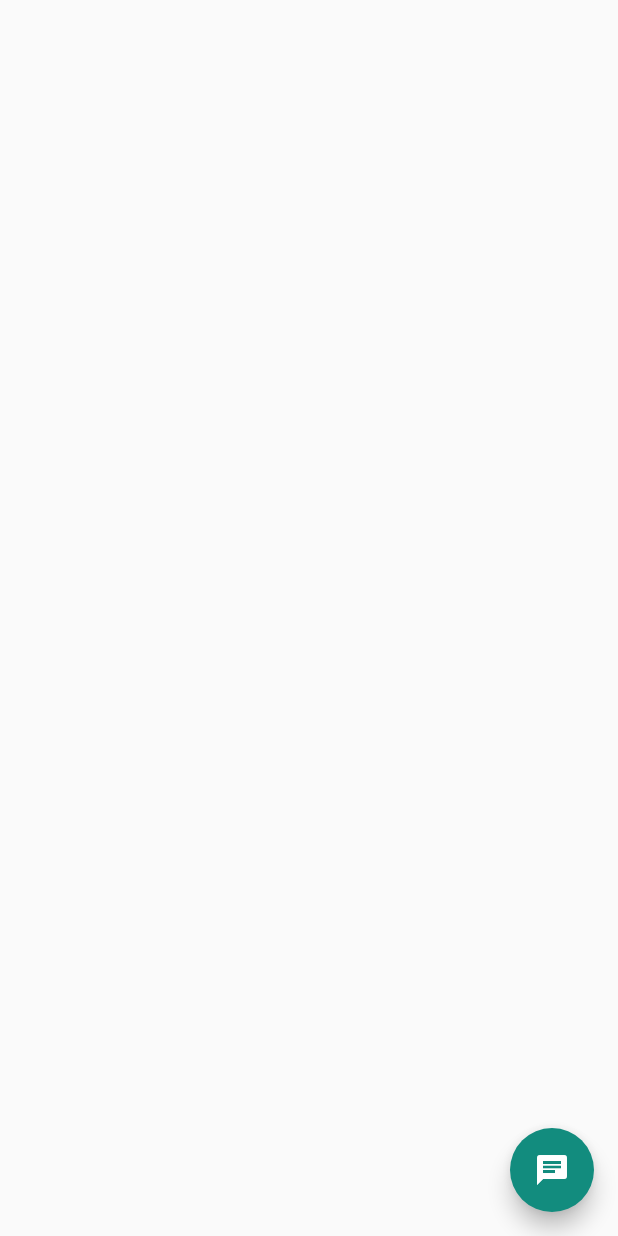
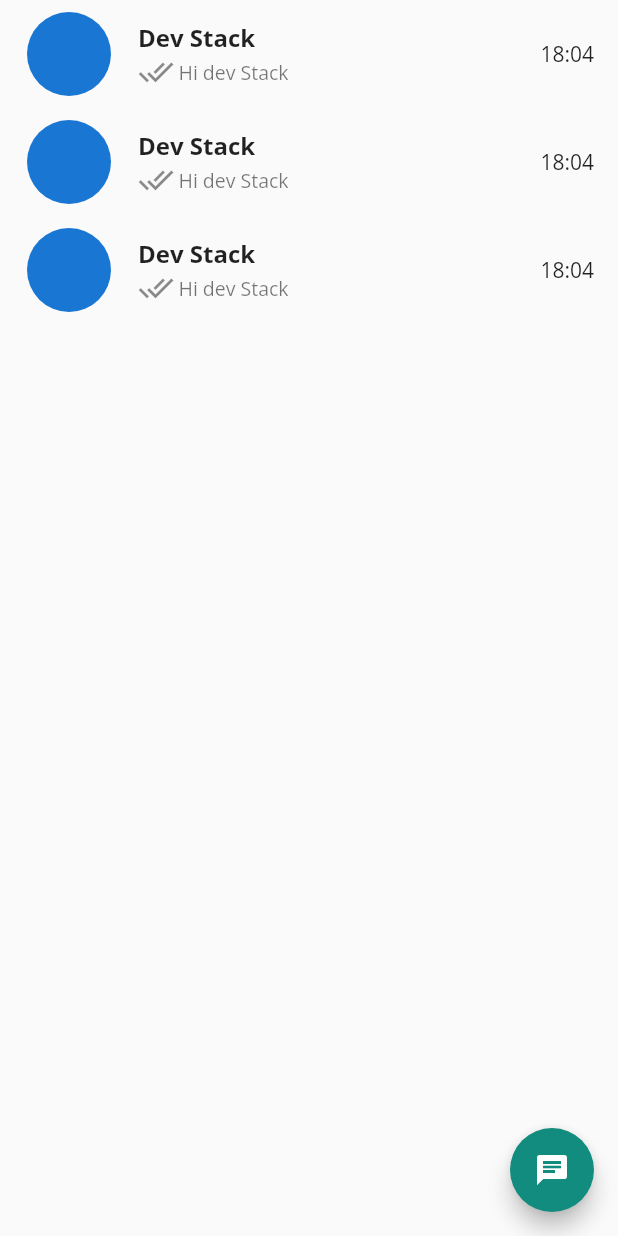
Before and after one commit to NimeshPiyumantha/Flutter_Chat_App, a Flutter app: the ChatPage screen opened directly, on a phone screen of 412 x 824 dp. Run offline on Flutter 3.47's test engine with Material 2 defaults, Android fonts, the phone set to English and light mode, and no system bars.

Commit message:
Add CustomCard

```diff
--- /dev/null
+++ b/lib/customUI/custom_card.dart
@@ -0,0 +1,36 @@
+import 'package:flutter/material.dart';
+
+class CustomCard extends StatelessWidget {
+  const CustomCard({super.key});
+
+  @override
+  Widget build(BuildContext context) {
+    return const ListTile(
+      leading: CircleAvatar(
+        radius: 30,
+      ),
+      title: Text(
+        "Dev Stack",
+        style: TextStyle(
+          fontSize: 16,
+          fontWeight: FontWeight.bold,
+        ),
+      ),
+      subtitle: Row(
+        children: [
+          Icon(Icons.done_all),
+          SizedBox(
+            width: 3,
+          ),
+          Text(
+            "Hi dev Stack",
+            style: TextStyle(
+              fontSize: 13,
+            ),
+          ),
+        ],
+      ),
+      trailing: Text('18:04'),
+    );
+  }
+}
--- a/lib/pages/chat_page.dart
+++ b/lib/pages/chat_page.dart
@@ -1,4 +1,5 @@
 import 'package:flutter/material.dart';
+import 'package:flutter_chat_app/customUI/custom_card.dart';
 
 class ChatPage extends StatefulWidget {
   const ChatPage({super.key});
@@ -15,6 +16,13 @@ class _ChatPageState extends State<ChatPage> {
         onPressed: () {},
         child: const Icon(Icons.chat),
       ),
+      body: ListView(
+        children: const [
+          CustomCard(),
+          CustomCard(),
+          CustomCard(),
+        ],
+      ),
     );
   }
 }
```
